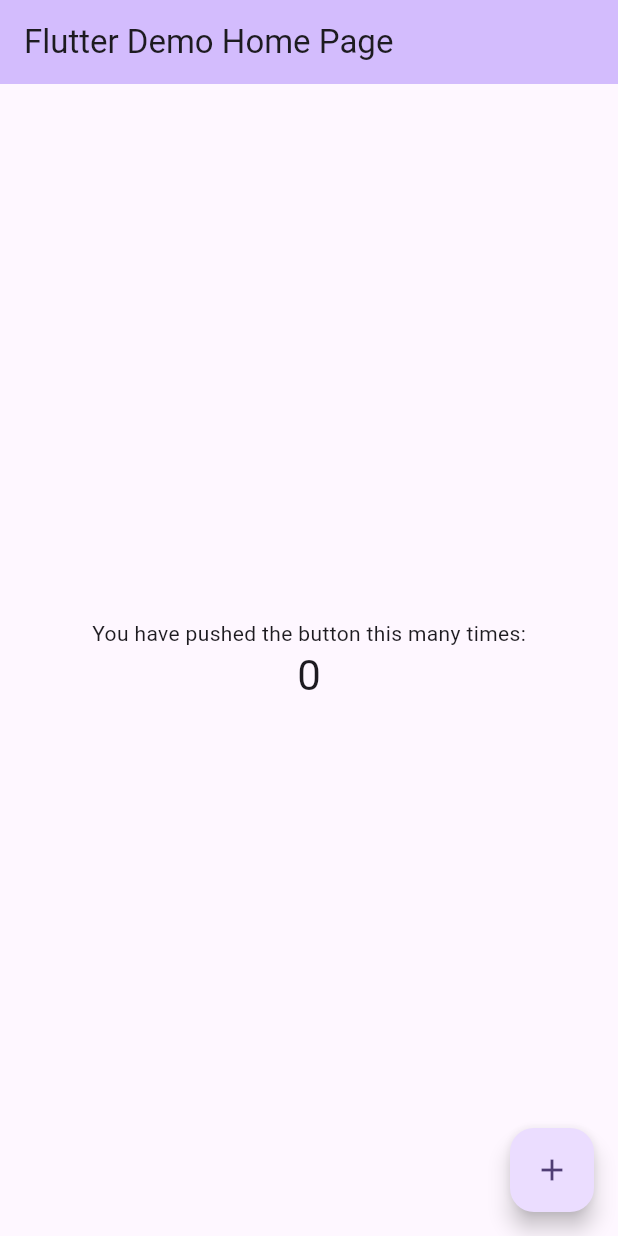
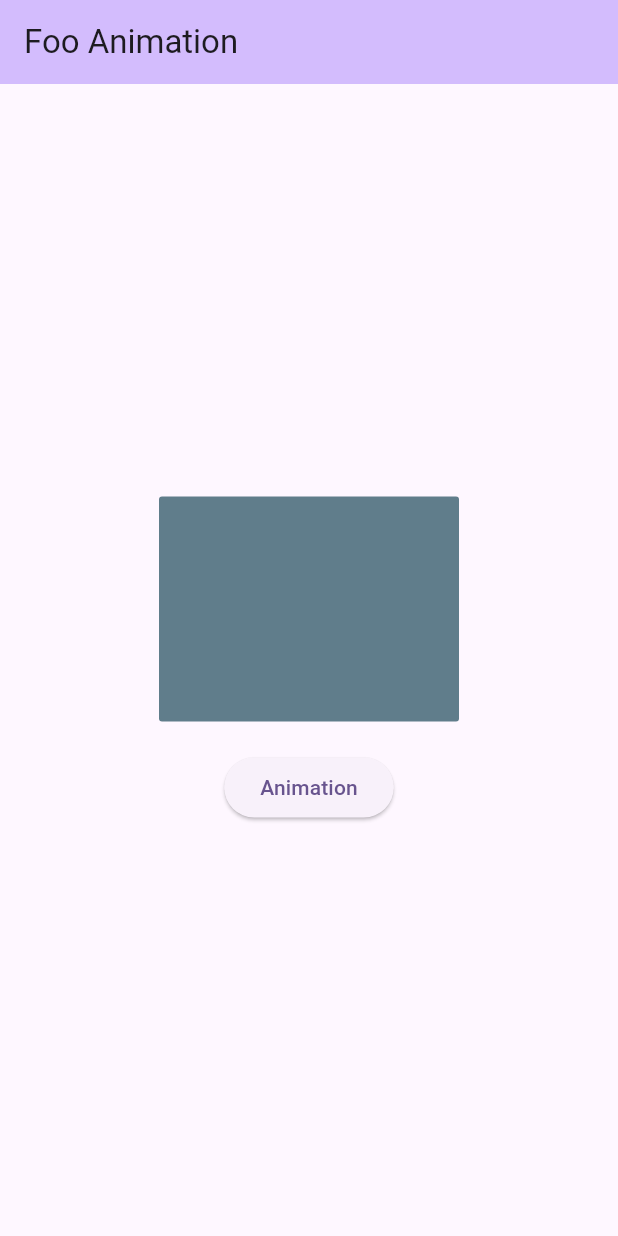
Before and after one commit to jainsourab99/animated_widget, a Flutter app: the screen it shows after launch, on a phone screen of 412 x 824 dp. Run offline on Flutter 3.47's test engine with Material 3 defaults, Android fonts, the phone set to English and light mode, and no system bars.

Commit message:
ANimated foo widget

```diff
--- a/lib/main.dart
+++ b/lib/main.dart
@@ -55,18 +55,11 @@
 }
 
 class _MyHomePageState extends State<MyHomePage> {
-  int _counter = 0;
-
-  void _incrementCounter() {
-    setState(() {
-      // This call to setState tells the Flutter framework that something has
-      // changed in this State, which causes it to rerun the build method below
-      // so that the display can reflect the updated values. If we changed
-      // _counter without calling setState(), then the build method would not be
-      // called again, and so nothing would appear to happen.
-      _counter++;
-    });
-  }
+  var _width = 200.0;
+  var _height = 150.0;
+  bool flag = true;
+  Decoration myDecor = BoxDecoration(
+      borderRadius: BorderRadius.circular(2), color: Colors.blueGrey);
 
   @override
   Widget build(BuildContext context) {
@@ -84,42 +77,45 @@
         backgroundColor: Theme.of(context).colorScheme.inversePrimary,
         // Here we take the value from the MyHomePage object that was created by
         // the App.build method, and use it to set our appbar title.
-        title: Text(widget.title),
+        title: Text("Foo Animation"),
       ),
       body: Center(
-        // Center is a layout widget. It takes a single child and positions it
-        // in the middle of the parent.
         child: Column(
-          // Column is also a layout widget. It takes a list of children and
-          // arranges them vertically. By default, it sizes itself to fit its
-          // children horizontally, and tries to be as tall as its parent.
-          //
-          // Column has various properties to control how it sizes itself and
-          // how it positions its children. Here we use mainAxisAlignment to
-          // center the children vertically; the main axis here is the vertical
-          // axis because Columns are vertical (the cross axis would be
-          // horizontal).
-          //
-          // TRY THIS: Invoke "debug painting" (choose the "Toggle Debug Paint"
-          // action in the IDE, or press "p" in the console), to see the
-          // wireframe for each widget.
           mainAxisAlignment: MainAxisAlignment.center,
-          children: <Widget>[
-            const Text(
-              'You have pushed the button this many times:',
+          children: [
+            AnimatedContainer(
+              width: _width,
+              height: _height,
+              decoration: myDecor,
+              curve: Curves.bounceInOut,
+              duration: const Duration(seconds: 1),
             ),
-            Text(
-              '$_counter',
-              style: Theme.of(context).textTheme.headlineMedium,
+            const SizedBox(
+              height: 20,
             ),
+            ElevatedButton(
+                onPressed: () {
+                  flag = !flag;
+                  setState(() {
+                    if (flag) {
+                      _width += 100;
+                      _height += 100;
+                      myDecor = BoxDecoration(
+                          borderRadius: BorderRadius.circular(8),
+                          color: Colors.blueGrey);
+                    } else {
+                      _width -= 100;
+                      _height -= 100;
+                      myDecor = BoxDecoration(
+                          borderRadius: BorderRadius.circular(4),
+                          color: Colors.orange);
+                    }
+                  });
+                },
+                child: const Text("Animation"))
           ],
         ),
       ),
-      floatingActionButton: FloatingActionButton(
-        onPressed: _incrementCounter,
-        tooltip: 'Increment',
-        child: const Icon(Icons.add),
-      ), // This trailing comma makes auto-formatting nicer for build methods.
     );
   }
 }
```
